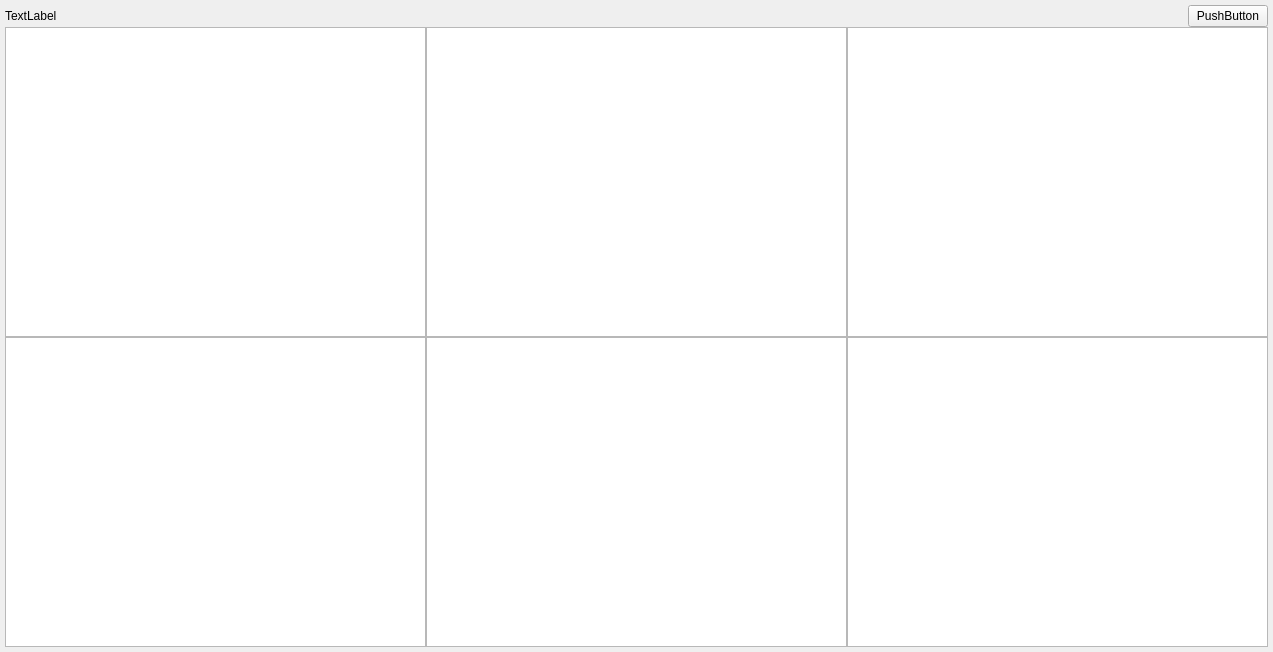
Qt form src/modules/dashboard/Dashboard.ui (jensvogt/awsmock-qt-ui) before a commit.
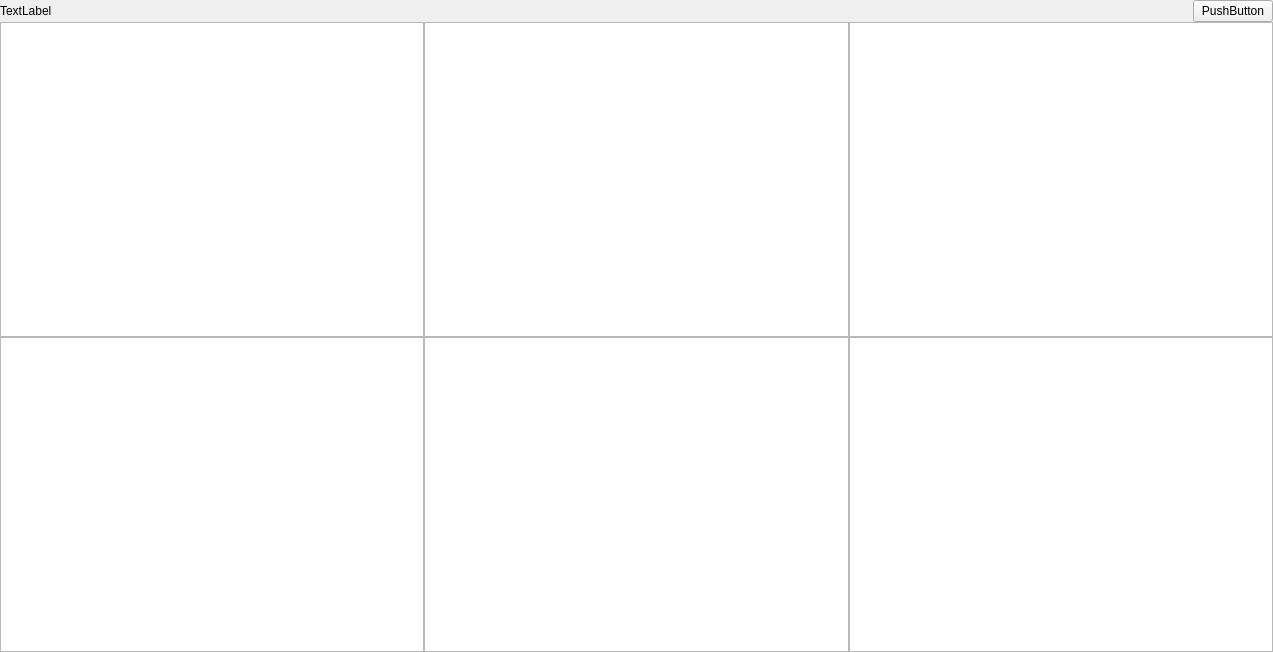
The same form after that commit.

```diff
--- a/src/modules/dashboard/Dashboard.ui
+++ b/src/modules/dashboard/Dashboard.ui
@@ -18,16 +18,16 @@
     <number>0</number>
    </property>
    <property name="leftMargin">
-    <number>5</number>
+    <number>0</number>
    </property>
    <property name="topMargin">
-    <number>5</number>
+    <number>0</number>
    </property>
    <property name="rightMargin">
-    <number>5</number>
+    <number>0</number>
    </property>
    <property name="bottomMargin">
-    <number>5</number>
+    <number>0</number>
    </property>
    <item>
     <layout class="QHBoxLayout" name="horizontalLayout_2">
```
